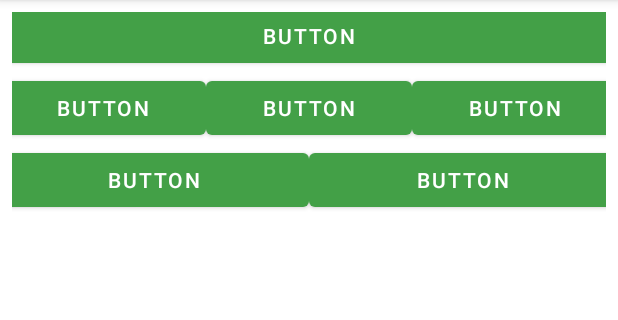
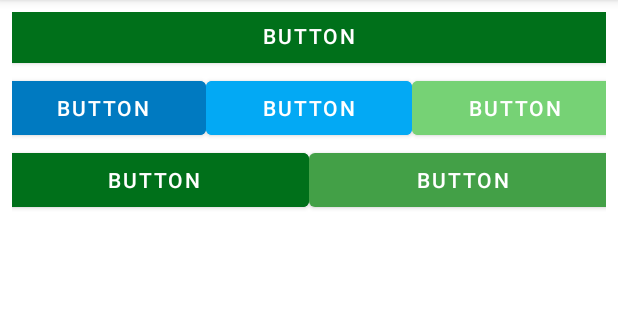
Before and after one commit to lukas-sahula/zrecykluj.to, an Android app: the BarcodeFragment screen opened through its navigation route, on a phone screen of 412 x 824 dp, the part 84-404 px from its top. Run offline under Robolectric (Android 15) with nearby library versions, the phone set to English and light mode, and no system bars.

Commit message:
secondary colors added, tested on buttons in fragment_barcode

```diff
--- a/androidApp/src/main/res/layout/fragment_barcode.xml
+++ b/androidApp/src/main/res/layout/fragment_barcode.xml
@@ -15,7 +15,7 @@
                 android:id="@+id/button14"
                 android:layout_width="match_parent"
                 android:layout_height="wrap_content"
-            android:text="Button" />
+                android:text="Button" android:backgroundTint="@color/colorPrimaryDark"/>
 
         <LinearLayout
             android:layout_width="match_parent"
@@ -27,21 +27,22 @@
                     android:layout_width="wrap_content"
                     android:layout_height="wrap_content"
                     android:layout_weight="1"
-                android:text="Button" />
+                    android:text="Button" android:backgroundTint="@color/colorSecondaryDark"/>
 
             <Button
                     android:id="@+id/button12"
                     android:layout_width="wrap_content"
                     android:layout_height="wrap_content"
                     android:layout_weight="1"
-                android:text="Button" />
+                    android:text="Button" android:backgroundTint="@color/colorSecondary"/>
 
             <Button
                     android:id="@+id/button9"
                     android:layout_width="wrap_content"
                     android:layout_height="wrap_content"
                     android:layout_weight="1"
-                android:text="Button" />
+                    android:text="Button" android:backgroundTint="@color/colorAccent"
+                    app:iconTint="@android:color/primary_text_dark_nodisable"/>
         </LinearLayout>
 
         <LinearLayout
@@ -54,7 +55,7 @@
                     android:layout_width="wrap_content"
                     android:layout_height="wrap_content"
                     android:layout_weight="1"
-                android:text="Button" />
+                    android:text="Button" android:backgroundTint="@color/colorPrimaryDark"/>
 
             <Button
                 android:id="@+id/button10"
--- a/androidApp/src/main/res/values/colors.xml
+++ b/androidApp/src/main/res/values/colors.xml
@@ -3,4 +3,6 @@
     <color name="colorPrimary">#43a047</color>
     <color name="colorPrimaryDark">#00701a</color>
     <color name="colorAccent">#76d275</color>
+    <color name="colorSecondary">#03a9f4</color>
+    <color name="colorSecondaryDark">#007ac1</color>
 </resources>
```
Lines whose indentation alone changed are shown as unchanged.
